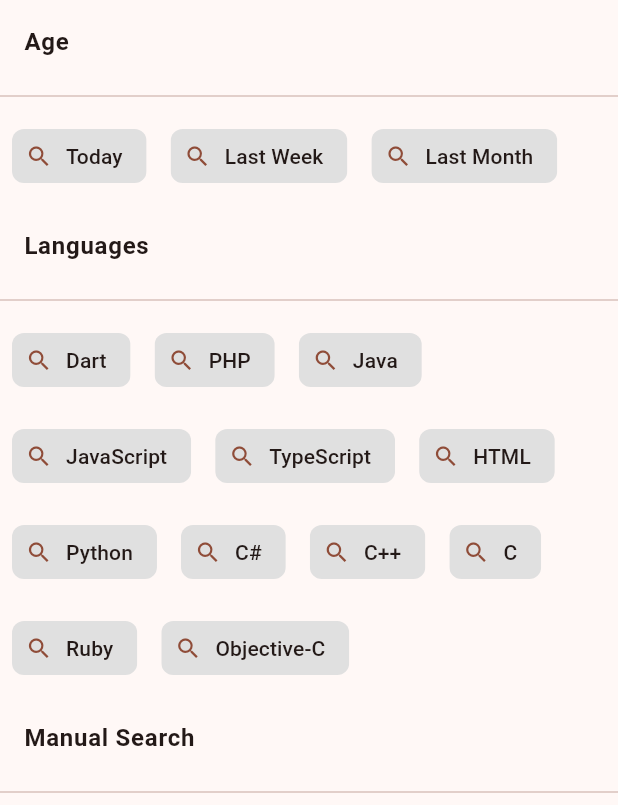
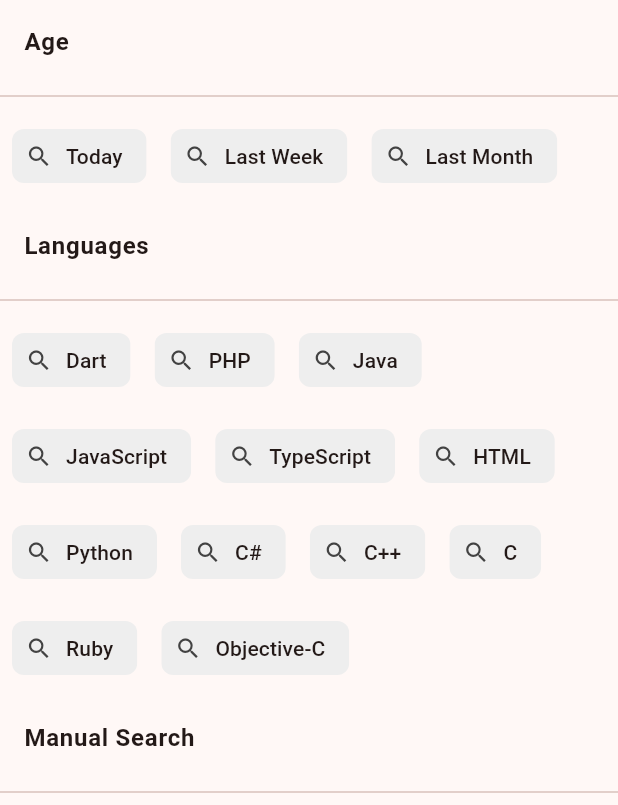
Before and after one commit to HassanAliKadhem/sourcegram, a Flutter app: the screen it shows after launch, item 2 of the bottom bar chosen, on a phone screen of 412 x 824 dp, the part 84-889 px from its top. Run offline on Flutter 3.47's test engine with Material 2 defaults, Android fonts, the phone set to English and light mode, and no system bars; our stand-ins replace flutter_markdown, flutter_svg; network calls fail.

Commit message:
image viewer dots overflow fix
updated theme slightly
added default values for post.fromGithubJson
updated image viewer to handle dots wider then screen

```diff
--- a/lib/main.dart
+++ b/lib/main.dart
@@ -18,29 +18,41 @@ class MyApp extends StatelessWidget {
         listenable: config,
         child: const HomePage(),
         builder: (context, child) {
-          Brightness brightness = <ThemeMode, Brightness>{
-            ThemeMode.system: MediaQuery.of(context).platformBrightness,
-            ThemeMode.dark: Brightness.dark,
-            ThemeMode.light: Brightness.light,
-          }[config.themeMode]!;
           return MaterialApp(
             title: 'SourceGram',
+            themeMode: config.themeMode,
             theme: ThemeData(
               useMaterial3: true,
               colorScheme: ColorScheme.fromSeed(
                 seedColor: Colors.deepOrange,
-                  brightness: brightness,
+                brightness: Brightness.light,
               ),
               appBarTheme: const AppBarTheme(
                 elevation: 2,
                 scrolledUnderElevation: 2,
               ),
               chipTheme: ChipThemeData(
-                  backgroundColor: brightness == Brightness.dark
-                      ? Colors.grey.shade800
-                      : Colors.grey.shade300,
                 side: BorderSide.none,
-                )),
+                backgroundColor: Colors.grey.shade200,
+                iconTheme: IconThemeData(color: Colors.grey.shade800),
+              ),
+            ),
+            darkTheme: ThemeData(
+              useMaterial3: true,
+              colorScheme: ColorScheme.fromSeed(
+                seedColor: Colors.deepOrange,
+                brightness: Brightness.dark,
+              ),
+              appBarTheme: const AppBarTheme(
+                elevation: 2,
+                scrolledUnderElevation: 2,
+              ),
+              chipTheme: ChipThemeData(
+                side: BorderSide.none,
+                backgroundColor: Colors.grey.shade800,
+                iconTheme: IconThemeData(color: Colors.grey.shade300),
+              ),
+            ),
             home: child,
           );
         });
@@ -53,15 +65,15 @@ class HomePage extends StatefulWidget {
   State<HomePage> createState() => _HomePageState();
 }
 
-class _HomePageState extends State<HomePage> {
-  final List<Widget> _homePages = const [
-    PostsScreen(key: ValueKey("home")),
+const List<Widget> _homePages = [
+  PostsScreen(),
   SearchScreen(),
   SettingsScreen(),
 ];
 
-  final List<String> _homeTitles = const ['SourceGram', "Search", "Settings"];
+const List<String> _homeTitles = ['SourceGram', "Search", "Settings"];
 
+class _HomePageState extends State<HomePage> {
   int _selectedHome = 0;
 
   @override
--- a/lib/model/data.dart
+++ b/lib/model/data.dart
@@ -52,8 +52,8 @@ class SampleData implements DataSource {
 
   @override
   Future<(List<Widget>, String)> getImagesAndReadMe(String ownerRepo) async {
-    await Future.delayed(const Duration(seconds: 5));
-    return const ([FlutterLogo(), FlutterLogo(), FlutterLogo()], "");
+    await Future.delayed(const Duration(seconds: 2));
+    return (List.generate(30, (index) => const FlutterLogo()), "Test");
   }
 }
 
--- a/lib/widget/post_card.dart
+++ b/lib/widget/post_card.dart
@@ -27,7 +27,9 @@ class _PostCardState extends State<PostCard> {
             child: FutureBuilder<(List<Widget>, String)>(
               future: dataSource.getImagesAndReadMe(widget.post.fullName),
               builder: (context, snapshot) {
-                if (snapshot.hasData) {
+                if (widget.post.images.isNotEmpty && widget.post.readME.isNotEmpty) {
+                  return ImageViewer(images: widget.post.images);
+                } else if (snapshot.hasData) {
                   final (images, readME) = snapshot.data!;
                   widget.post.images = images;
                   widget.post.readME = readME;
--- a/pubspec.yaml
+++ b/pubspec.yaml
@@ -1,5 +1,5 @@
 name: sourcegram
-description: an app to explore projects
+description: an app to explore open source projects
 # The following line prevents the package from being accidentally published to
 # pub.dev using `flutter pub publish`. This is preferred for private packages.
 publish_to: 'none' # Remove this line if you wish to publish to pub.dev
```
Also changed, not shown: lib/model/post.dart (+6 -6 lines), lib/screen/search_screen.dart (+5 -4 lines), lib/widget/image_viewer.dart (+32 -12 lines), 1 other file. Lines whose indentation alone changed are shown as unchanged.
